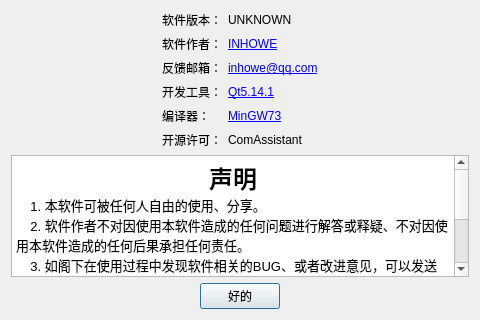
This is ComAssistant/ui/about_me_dialog.ui in DukeHouse/ComAssistant as Qt 5 draws it before an edit. The edited form follows.
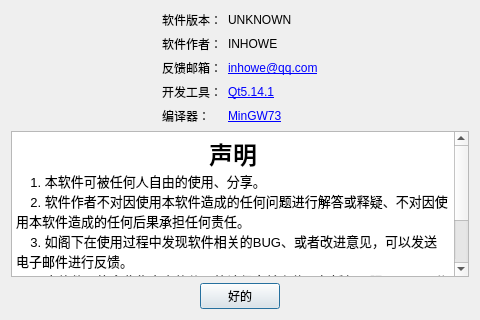
This is the edited form.

Commit message: [ENH]去除github入口

Patch:
```diff
--- a/ComAssistant/ui/about_me_dialog.ui
+++ b/ComAssistant/ui/about_me_dialog.ui
@@ -58,7 +58,7 @@
        <item row="1" column="1">
         <widget class="QLabel" name="name">
          <property name="text">
-          <string>&lt;a href=&quot;www.github.com/inhowe/&quot;&gt;INHOWE&lt;/a&gt;</string>
+          <string>INHOWE</string>
          </property>
          <property name="openExternalLinks">
           <bool>true</bool>
@@ -79,23 +79,6 @@
          </property>
         </widget>
        </item>
-       <item row="5" column="0">
-        <widget class="QLabel" name="label_github">
-         <property name="enabled">
-          <bool>true</bool>
-         </property>
-         <property name="text">
-          <string>开源许可：</string>
-         </property>
-        </widget>
-       </item>
-       <item row="5" column="1">
-        <widget class="QLabel" name="githubUrl">
-         <property name="text">
-          <string>ComAssistant</string>
-         </property>
-        </widget>
-       </item>
        <item row="3" column="0">
         <widget class="QLabel" name="label_Qt">
          <property name="enabled">
```
The commit also changes 7 other files.
